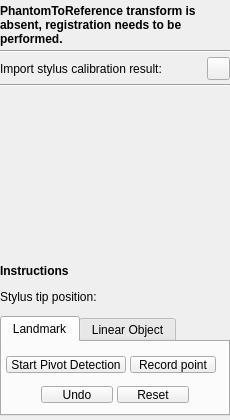
Qt form PlusApp/fCal/Toolboxes/PhantomRegistrationToolbox.ui (PlusToolkit/PlusApp) before a commit.
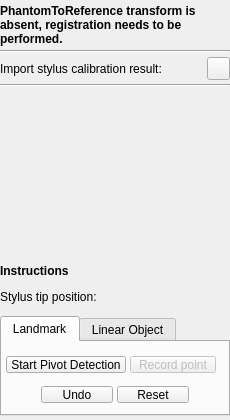
The same form after that commit. Icons and pictures are not drawn. Custom widgets are drawn as their Qt base class.

Commit message: re #886 fix the number in the orange message (we are too close point x), auto-rotate to next point methods landmarks,Disable "Record point" button until phantom registration is started. Rename AbovePivotThresholdMM to AbovePivotThresholdMm and PivotThresholdMM.

Patch:
```diff
--- a/PlusApp/fCal/Toolboxes/PhantomRegistrationToolbox.ui
+++ b/PlusApp/fCal/Toolboxes/PhantomRegistrationToolbox.ui
@@ -313,6 +313,9 @@
         </item>
         <item>
          <widget class="QPushButton" name="pushButton_RecordPoint">
+          <property name="enabled">
+           <bool>false</bool>
+          </property>
           <property name="sizePolicy">
            <sizepolicy hsizetype="Fixed" vsizetype="Fixed">
             <horstretch>0</horstretch>
```
The commit also changes 2 other files.
